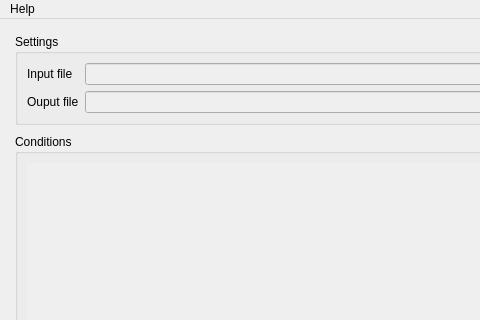
This is qt/data_analyse.ui in rickstaa/CCDAT as Qt 5 draws it before an edit; both pictures show x 0 to 480 and y 0 to 320 of the 800 by 600 pixel window. The edited form follows.
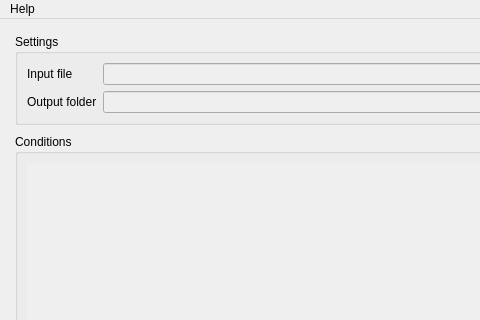
This is the edited form. Icons and pictures are not drawn.

```diff
--- a/qt/data_analyse.ui
+++ b/qt/data_analyse.ui
@@ -135,7 +135,7 @@
          <item row="1" column="0">
           <widget class="QLabel" name="label_2">
            <property name="text">
-            <string>Ouput file</string>
+            <string>Output folder</string>
            </property>
           </widget>
          </item>
```
Left out of the diff: 4 changed lines with no effect on the pictures.
